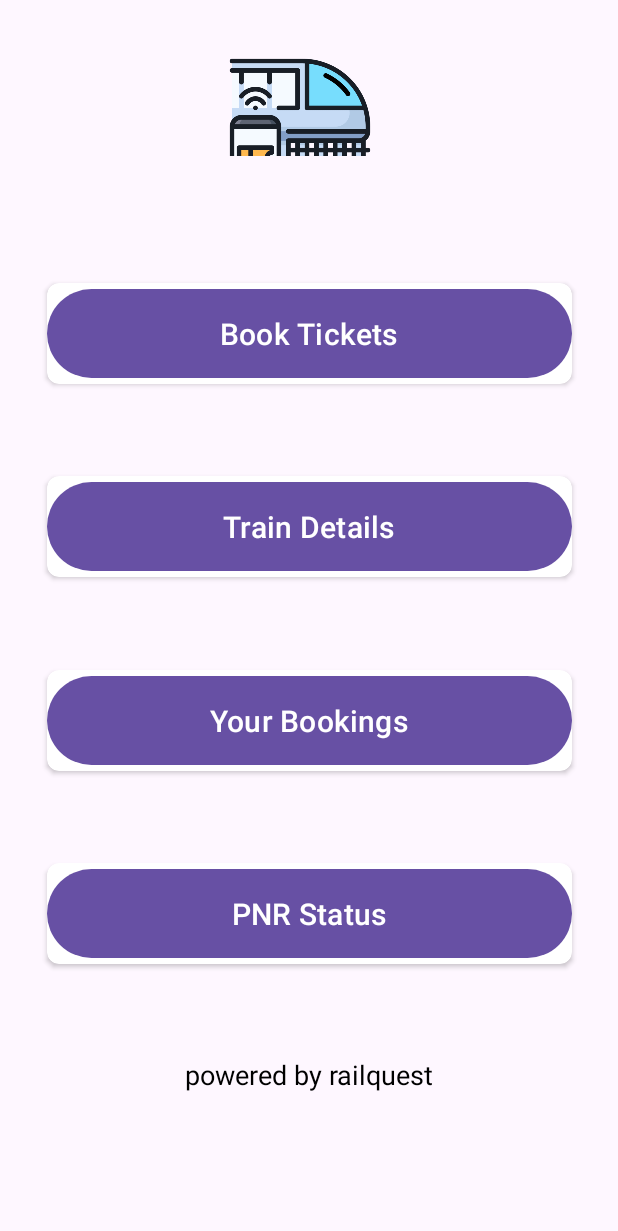
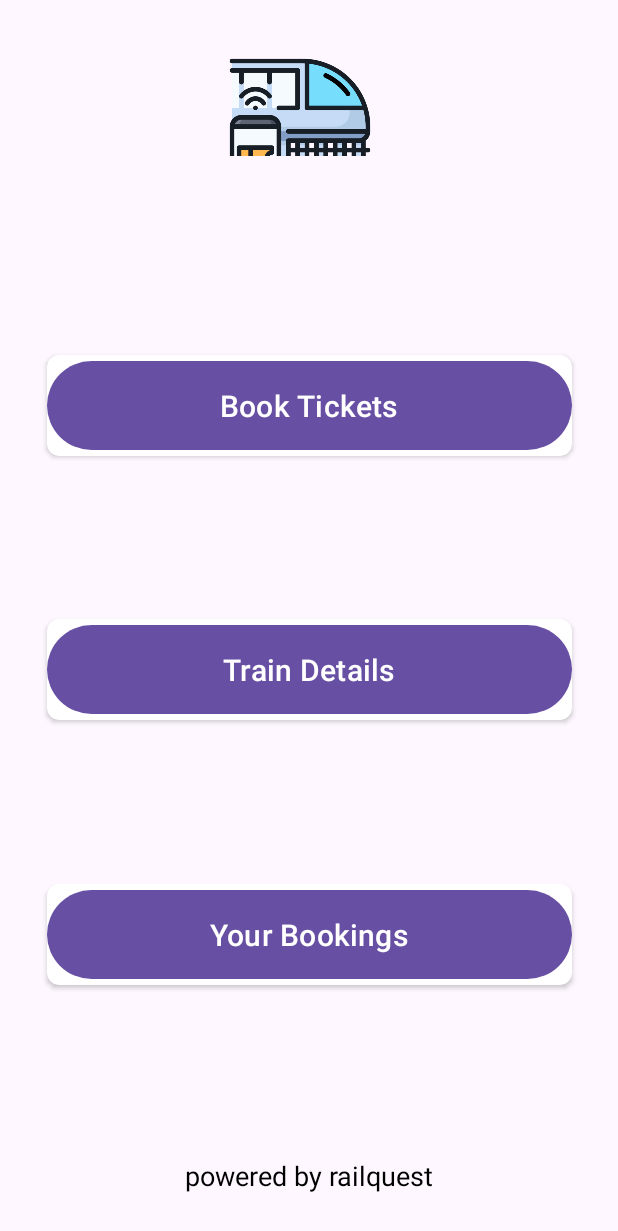
Before and after one commit to ritesh-gupta19/Railquest, an Android app: the firstEntryPage screen opened directly, with no data from a screen before it, on a phone screen of 412 x 824 dp. Shown: the top 1231 px of the screen. Run offline under Robolectric (Android 15) with nearby library versions, the phone set to English and light mode, and no system bars.

Commit message:
fixed some errors

```diff
--- a/app/src/main/java/com/example/railquest/ActivityListTrain.java
+++ b/app/src/main/java/com/example/railquest/ActivityListTrain.java
@@ -48,7 +48,7 @@ public class ActivityListTrain extends AppCompatActivity {
         trainDet.add(new TrainDetails("BENGALURU - MYSURU Shatabdi Express", "12007", "06:00 AM May 1", "09:15 AM May 1", "3hr 15min", "SBC", "MYS",trainClassPaletteItems));
         trainDet.add(new TrainDetails("CHENNAI - TRIVANDRUM Superfast Express", "12623", "08:00 AM May 1", "07:30 PM May 1", "11hr 30min", "MAS", "TVC",trainClassPaletteItems));
 
-        TrainPaletteCustomAdapter adapter = new TrainPaletteCustomAdapter(this, trainDetailsArray);
+        TrainPaletteCustomAdapter adapter = new TrainPaletteCustomAdapter(this, trainDet);
 
         trainDetailsListRecView.setAdapter(adapter);
         trainDetailsListRecView.setLayoutManager(new LinearLayoutManager(this));
--- a/app/src/main/java/com/example/railquest/firstEntryPage.java
+++ b/app/src/main/java/com/example/railquest/firstEntryPage.java
@@ -12,7 +12,6 @@ public class firstEntryPage extends AppCompatActivity {
     private Button book_tickets;
     private Button train_details;
     private Button view_bookings;
-    private Button PNR_status;
 
 
     @Override
@@ -23,7 +22,6 @@ public class firstEntryPage extends AppCompatActivity {
         book_tickets = findViewById(R.id.bookTicketsButton);
         train_details = findViewById(R.id.getTrainDetailsButton);
         view_bookings = findViewById(R.id.getBookedTicketsButton);
-        PNR_status = findViewById(R.id.retrievePNRButton);
     }
 
     public void onClickBookTickets(View v) {
@@ -45,10 +43,4 @@ public class firstEntryPage extends AppCompatActivity {
 
         //functionality for your bookings button....
     }
-
-    public void onClickPNRStatus(View v) {
-        //functionality for check PNR status button....
-        Intent intent = new Intent(this, PNR_status.class); // Replace NextActivity with the name of your next activity
-        startActivity(intent);
-    }
 }
--- a/app/src/main/res/layout/activity_first_entry_page.xml
+++ b/app/src/main/res/layout/activity_first_entry_page.xml
@@ -92,7 +92,7 @@
         android:layout_height="wrap_content"
         android:layout_marginTop="-6dp"
         app:cardCornerRadius="8dp"
-        app:layout_constraintBottom_toTopOf="@+id/retrievePNRCard"
+        app:layout_constraintBottom_toTopOf="@+id/footerTextView"
         app:layout_constraintEnd_toEndOf="parent"
         app:layout_constraintHorizontal_bias="0.5"
         app:layout_constraintStart_toStartOf="parent"
@@ -110,28 +110,6 @@
     </androidx.cardview.widget.CardView>
 
     <!-- Retrieve PNR Card -->
-    <androidx.cardview.widget.CardView
-        android:id="@+id/retrievePNRCard"
-        android:layout_width="350dp"
-        android:layout_height="wrap_content"
-        android:layout_marginTop="-6dp"
-        app:cardCornerRadius="8dp"
-        app:layout_constraintBottom_toTopOf="@+id/footerTextView"
-        app:layout_constraintEnd_toEndOf="parent"
-        app:layout_constraintHorizontal_bias="0.5"
-        app:layout_constraintStart_toStartOf="parent"
-        app:layout_constraintTop_toBottomOf="@+id/getBookedTicketsCard">
-
-        <Button
-            android:id="@+id/retrievePNRButton"
-            android:layout_width="match_parent"
-            android:layout_height="wrap_content"
-            android:onClick="onClickPNRStatus"
-            android:padding="16dp"
-            android:text="PNR Status"
-            android:textColor="@android:color/white"
-            android:textSize="20sp" />
-    </androidx.cardview.widget.CardView>
 
     <!-- Cancel Tickets Card -->
 
@@ -146,8 +124,6 @@
         android:textSize="18sp"
         app:layout_constraintBottom_toBottomOf="parent"
         app:layout_constraintEnd_toEndOf="parent"
-        app:layout_constraintStart_toStartOf="parent"
-        app:layout_constraintTop_toBottomOf="@+id/retrievePNRCard"
-        app:layout_constraintVertical_bias="0.5" />
+        app:layout_constraintStart_toStartOf="parent" />
 
 </androidx.constraintlayout.widget.ConstraintLayout>
```
